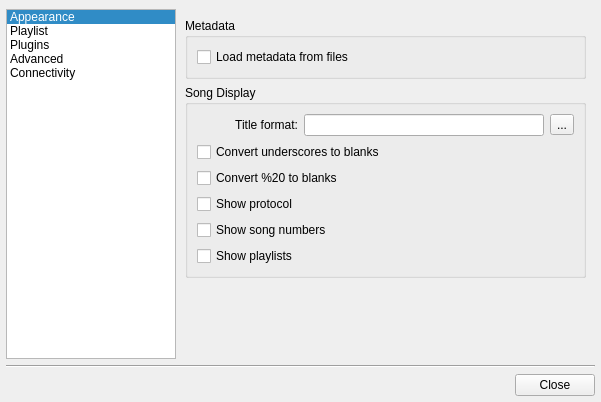
Old version of the form src/ui/forms/configdialog.ui in the repository ksv1986/qmmp-staging.
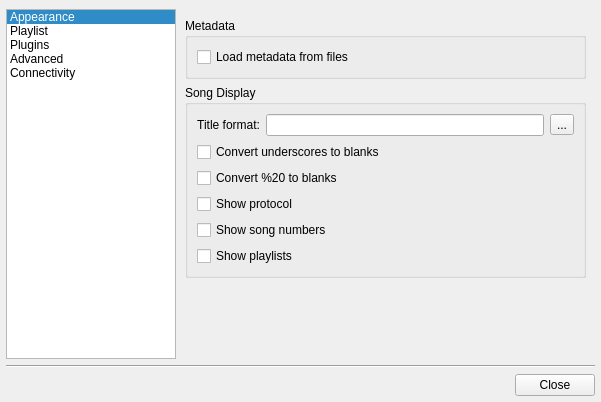
New version of the form. The open tabs and pages were chosen to show the change. Icons and pictures are not drawn.

Commit message: fixed settings dialog

The edit to the form file:
```diff
--- a/src/ui/forms/configdialog.ui
+++ b/src/ui/forms/configdialog.ui
@@ -463,7 +463,7 @@
               </property>
              </widget>
             </item>
-            <item row="5" column="0">
+            <item row="5" column="0" colspan="3">
              <widget class="QCheckBox" name="playlistsCheckBox">
               <property name="text">
                <string>Show playlists</string>
```
